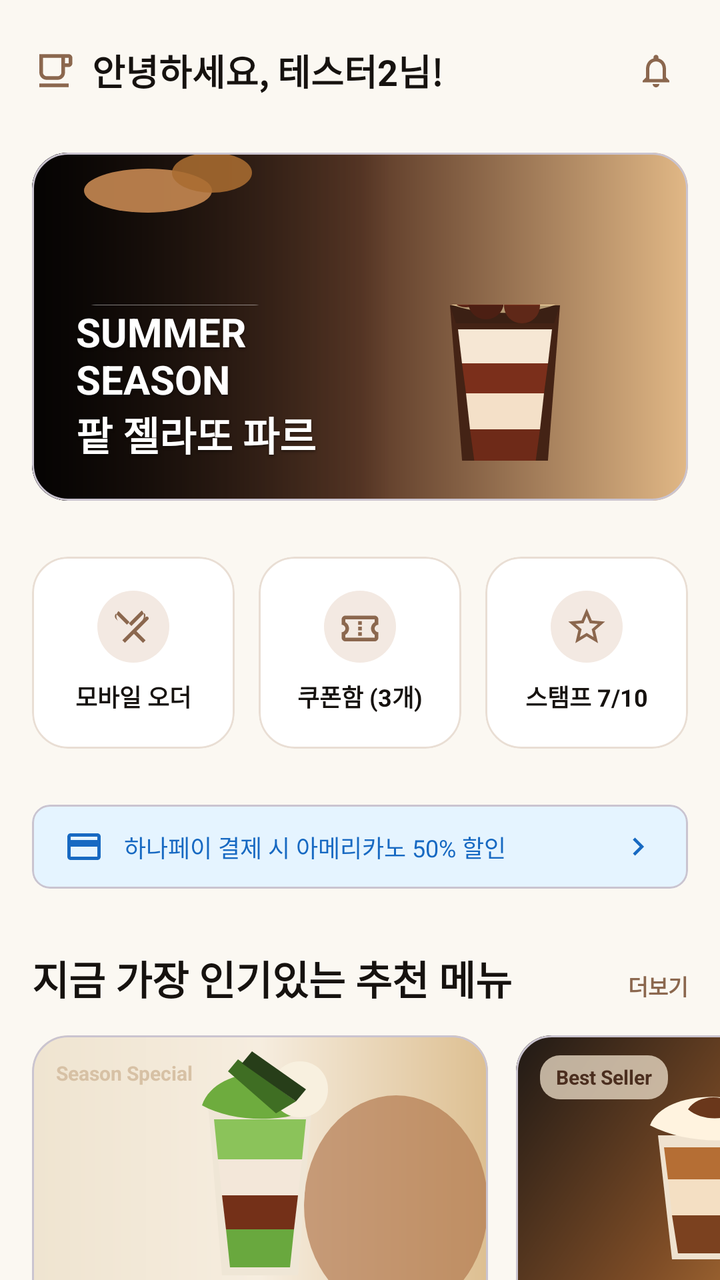
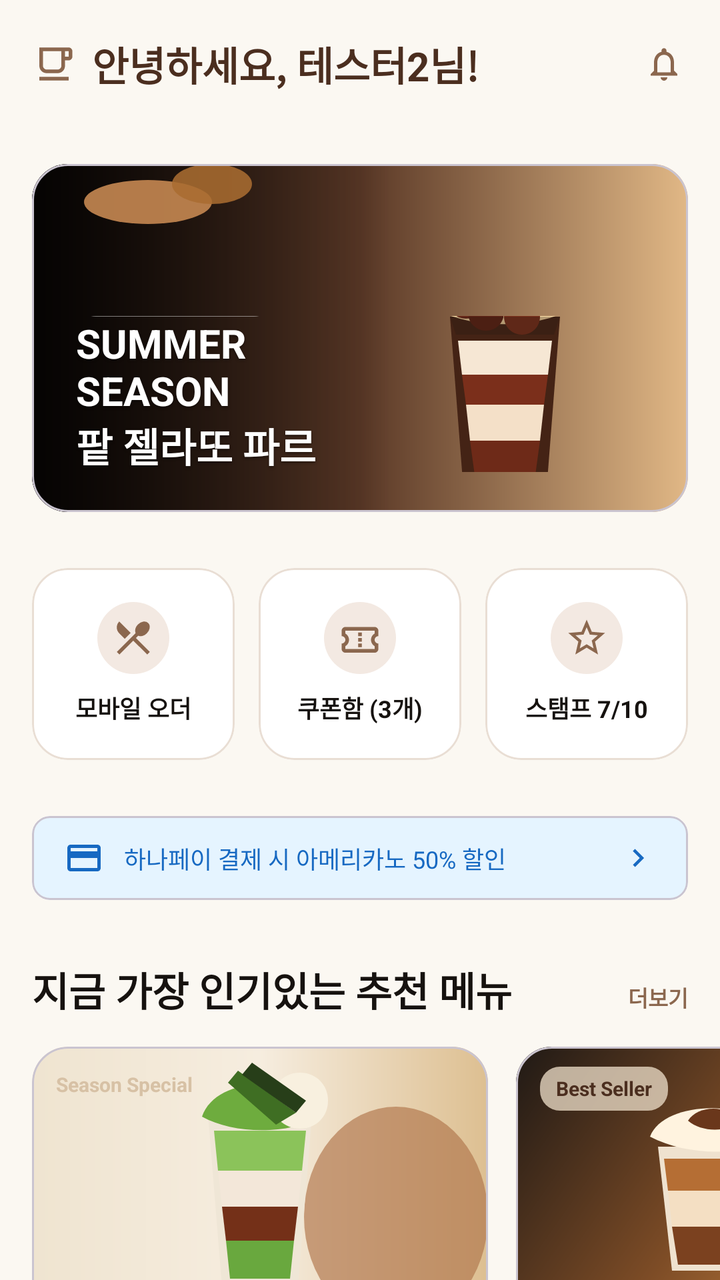

Two renders of the same Android screen: before a commit and after it. Below are the layout's source before the change and the commit's diff.
<!-- AndroidManifest.xml: application theme Theme.Payclient -->
<!-- res/layout/fragment_home.xml -->
<?xml version="1.0" encoding="utf-8"?>
<androidx.core.widget.NestedScrollView
    xmlns:android="http://schemas.android.com/apk/res/android"
    xmlns:app="http://schemas.android.com/apk/res-auto"
    xmlns:tools="http://schemas.android.com/tools"
    android:layout_width="match_parent"
    android:layout_height="match_parent"
    android:background="@color/home_background"
    android:clipToPadding="false"
    android:fillViewport="true"
    android:paddingBottom="16dp"
    tools:context=".fragment.HomeFragment">

    <androidx.constraintlayout.widget.ConstraintLayout
        android:layout_width="match_parent"
        android:layout_height="wrap_content"
        android:paddingTop="22dp"
        android:paddingBottom="24dp">

        <ImageView
            android:id="@+id/ivHeaderCup"
            android:layout_width="22dp"
            android:layout_height="22dp"
            android:layout_marginStart="16dp"
            android:contentDescription="@null"
            android:src="@drawable/ic_cup_line"
            app:tint="@color/coffee_brown"
            app:layout_constraintBottom_toBottomOf="@id/tvWelcomeTitle"
            app:layout_constraintStart_toStartOf="parent"
            app:layout_constraintTop_toTopOf="@id/tvWelcomeTitle" />

        <TextView
            android:id="@+id/tvWelcomeTitle"
            android:layout_width="0dp"
            android:layout_height="wrap_content"
            android:layout_marginStart="8dp"
            android:layout_marginEnd="12dp"
            android:ellipsize="end"
            android:maxLines="1"
            android:text="안녕하세요, 테스터2님!"
            android:textColor="@color/text_primary"
            android:textSize="18sp"
            android:textStyle="bold"
            app:layout_constraintEnd_toStartOf="@id/btnNotification"
            app:layout_constraintStart_toEndOf="@id/ivHeaderCup"
            app:layout_constraintTop_toTopOf="parent" />

        <ImageView
            android:id="@+id/btnNotification"
            android:layout_width="24dp"
            android:layout_height="24dp"
            android:layout_marginEnd="20dp"
            android:contentDescription="알림"
            android:padding="2dp"
            android:src="@drawable/ic_bell_outline"
            app:tint="@color/coffee_brown"
            app:layout_constraintBottom_toBottomOf="@id/tvWelcomeTitle"
            app:layout_constraintEnd_toEndOf="parent"
            app:layout_constraintTop_toTopOf="@id/tvWelcomeTitle" />

        <com.google.android.material.card.MaterialCardView
            android:id="@+id/cvMainBanner"
            android:layout_width="0dp"
            android:layout_height="174dp"
            android:layout_marginStart="16dp"
            android:layout_marginTop="28dp"
            android:layout_marginEnd="16dp"
            app:cardCornerRadius="18dp"
            app:cardElevation="0dp"
            app:layout_constraintEnd_toEndOf="parent"
            app:layout_constraintStart_toStartOf="parent"
            app:layout_constraintTop_toBottomOf="@id/tvWelcomeTitle">

            <androidx.constraintlayout.widget.ConstraintLayout
                android:layout_width="match_parent"
                android:layout_height="match_parent"
                android:background="@drawable/bg_home_hero"
                android:paddingStart="22dp"
                android:paddingTop="76dp"
                android:paddingEnd="18dp"
                android:paddingBottom="20dp">

                <ImageView
                    android:id="@+id/ivHeroParfait"
                    android:layout_width="150dp"
                    android:layout_height="150dp"
                    android:contentDescription="@null"
                    android:src="@drawable/ic_parfait_hero"
                    app:layout_constraintBottom_toBottomOf="parent"
                    app:layout_constraintEnd_toEndOf="parent"
                    app:layout_constraintTop_toTopOf="parent" />

                <TextView
                    android:id="@+id/tvBannerTag"
                    android:layout_width="wrap_content"
                    android:layout_height="22dp"
                    android:background="@drawable/bg_banner_tag"
                    android:gravity="center"
                    android:paddingStart="9dp"
                    android:paddingEnd="9dp"
                    android:text="SEASONAL MENU"
                    android:textColor="@color/white"
                    android:textSize="10sp"
                    android:textStyle="bold"
                    app:layout_constraintBottom_toTopOf="@id/tvBannerTitle"
                    app:layout_constraintStart_toStartOf="parent" />

                <TextView
                    android:id="@+id/tvBannerTitle"
                    android:layout_width="0dp"
                    android:layout_height="wrap_content"
                    android:layout_marginTop="8dp"
                    android:shadowColor="#70000000"
                    android:shadowDx="0"
                    android:shadowDy="2"
                    android:shadowRadius="3"
                    android:text="SUMMER SEASON&#10;팥 젤라또 파르페 출시!"
                    android:textColor="@color/white"
                    android:textSize="20sp"
                    android:textStyle="bold"
                    app:layout_constraintBottom_toBottomOf="parent"
                    app:layout_constraintEnd_toStartOf="@id/ivHeroParfait"
                    app:layout_constraintStart_toStartOf="parent" />
            </androidx.constraintlayout.widget.ConstraintLayout>
        </com.google.android.material.card.MaterialCardView>

        <LinearLayout
            android:id="@+id/layoutQuickMenu"
            android:layout_width="0dp"
            android:layout_height="96dp"
            android:layout_marginStart="16dp"
            android:layout_marginTop="28dp"
            android:layout_marginEnd="16dp"
            android:baselineAligned="false"
            android:orientation="horizontal"
            app:layout_constraintEnd_toEndOf="parent"
            app:layout_constraintStart_toStartOf="parent"
            app:layout_constraintTop_toBottomOf="@id/cvMainBanner">

            <com.google.android.material.card.MaterialCardView
                android:layout_width="0dp"
                android:layout_height="match_parent"
                android:layout_marginEnd="6dp"
                android:layout_weight="1"
                app:cardBackgroundColor="@color/white"
                app:cardCornerRadius="18dp"
                app:cardElevation="0dp"
                app:strokeColor="@color/card_border"
                app:strokeWidth="1dp">

                <LinearLayout
                    android:layout_width="match_parent"
                    android:layout_height="match_parent"
                    android:gravity="center"
                    android:orientation="vertical">

                    <FrameLayout
                        android:layout_width="36dp"
                        android:layout_height="36dp"
                        android:background="@drawable/bg_quick_icon_circle">

                        <ImageView
                            android:layout_width="22dp"
                            android:layout_height="22dp"
                            android:layout_gravity="center"
                            android:contentDescription="@null"
                            android:src="@drawable/ic_cutlery"
                            app:tint="@color/coffee_brown" />
                    </FrameLayout>

                    <TextView
                        android:layout_width="wrap_content"
                        android:layout_height="wrap_content"
                        android:layout_marginTop="8dp"
                        android:text="모바일 오더"
                        android:textColor="@color/text_primary"
                        android:textSize="12sp"
                        android:textStyle="bold" />
                </LinearLayout>
            </com.google.android.material.card.MaterialCardView>

            <com.google.android.material.card.MaterialCardView
                android:layout_width="0dp"
                android:layout_height="match_parent"
                android:layout_marginStart="6dp"
                android:layout_marginEnd="6dp"
                android:layout_weight="1"
                app:cardBackgroundColor="@color/white"
                app:cardCornerRadius="18dp"
                app:cardElevation="0dp"
                app:strokeColor="@color/card_border"
                app:strokeWidth="1dp">

                <LinearLayout
                    android:layout_width="match_parent"
                    android:layout_height="match_parent"
                    android:gravity="center"
                    android:orientation="vertical">

                    <FrameLayout
                        android:layout_width="36dp"
                        android:layout_height="36dp"
                        android:background="@drawable/bg_quick_icon_circle">

                        <ImageView
                            android:layout_width="22dp"
                            android:layout_height="22dp"
                            android:layout_gravity="center"
                            android:contentDescription="@null"
                            android:src="@drawable/ic_ticket"
                            app:tint="@color/coffee_brown" />
                    </FrameLayout>

                    <TextView
                        android:layout_width="wrap_content"
                        android:layout_height="wrap_content"
                        android:layout_marginTop="8dp"
                        android:text="쿠폰함 (3개)"
                        android:textColor="@color/text_primary"
                        android:textSize="12sp"
                        android:textStyle="bold" />
                </LinearLayout>
            </com.google.android.material.card.MaterialCardView>

            <com.google.android.material.card.MaterialCardView
                android:layout_width="0dp"
                android:layout_height="match_parent"
                android:layout_marginStart="6dp"
                android:layout_weight="1"
                app:cardBackgroundColor="@color/white"
                app:cardCornerRadius="18dp"
                app:cardElevation="0dp"
                app:strokeColor="@color/card_border"
                app:strokeWidth="1dp">

                <LinearLayout
                    android:layout_width="match_parent"
                    android:layout_height="match_parent"
                    android:gravity="center"
                    android:orientation="vertical">

                    <FrameLayout
                        android:layout_width="36dp"
                        android:layout_height="36dp"
                        android:background="@drawable/bg_quick_icon_circle">

                        <ImageView
                            android:layout_width="22dp"
                            android:layout_height="22dp"
                            android:layout_gravity="center"
                            android:contentDescription="@null"
                            android:src="@drawable/ic_star_outline"
                            app:tint="@color/coffee_brown" />
                    </FrameLayout>

                    <TextView
                        android:layout_width="wrap_content"
                        android:layout_height="wrap_content"
                        android:layout_marginTop="8dp"
                        android:text="스탬프 7/10"
                        android:textColor="@color/text_primary"
                        android:textSize="12sp"
                        android:textStyle="bold" />
                </LinearLayout>
            </com.google.android.material.card.MaterialCardView>
        </LinearLayout>

        <com.google.android.material.card.MaterialCardView
            android:id="@+id/cvEventBanner"
            android:layout_width="0dp"
            android:layout_height="42dp"
            android:layout_marginStart="16dp"
            android:layout_marginTop="28dp"
            android:layout_marginEnd="16dp"
            app:cardBackgroundColor="@color/promo_blue"
            app:cardCornerRadius="9dp"
            app:cardElevation="0dp"
            app:layout_constraintEnd_toEndOf="parent"
            app:layout_constraintStart_toStartOf="parent"
            app:layout_constraintTop_toBottomOf="@id/layoutQuickMenu">

            <androidx.constraintlayout.widget.ConstraintLayout
                android:layout_width="match_parent"
                android:layout_height="match_parent"
                android:paddingStart="16dp"
                android:paddingEnd="16dp">

                <ImageView
                    android:id="@+id/ivPromoCard"
                    android:layout_width="20dp"
                    android:layout_height="20dp"
                    android:contentDescription="@null"
                    android:src="@drawable/ic_credit_card"
                    app:tint="@color/promo_blue_text"
                    app:layout_constraintBottom_toBottomOf="parent"
                    app:layout_constraintStart_toStartOf="parent"
                    app:layout_constraintTop_toTopOf="parent" />

                <TextView
                    android:id="@+id/tvPromoText"
                    android:layout_width="0dp"
                    android:layout_height="wrap_content"
                    android:layout_marginStart="10dp"
                    android:layout_marginEnd="8dp"
                    android:ellipsize="end"
                    android:maxLines="1"
                    android:text="하나페이 결제 시 아메리카노 50% 할인"
                    android:textColor="@color/promo_blue_text"
                    android:textSize="12sp"
                    app:layout_constraintBottom_toBottomOf="parent"
                    app:layout_constraintEnd_toStartOf="@id/ivPromoArrow"
                    app:layout_constraintStart_toEndOf="@id/ivPromoCard"
                    app:layout_constraintTop_toTopOf="parent" />

                <ImageView
                    android:id="@+id/ivPromoArrow"
                    android:layout_width="18dp"
                    android:layout_height="18dp"
                    android:contentDescription="@null"
                    android:src="@drawable/ic_chevron_right"
                    app:tint="@color/promo_blue_text"
                    app:layout_constraintBottom_toBottomOf="parent"
                    app:layout_constraintEnd_toEndOf="parent"
                    app:layout_constraintTop_toTopOf="parent" />
            </androidx.constraintlayout.widget.ConstraintLayout>
        </com.google.android.material.card.MaterialCardView>

        <TextView
            android:id="@+id/tvRecommendSectionTitle"
            android:layout_width="0dp"
            android:layout_height="wrap_content"
            android:layout_marginStart="16dp"
            android:layout_marginTop="30dp"
            android:layout_marginEnd="16dp"
            android:text="지금 가장 인기있는 추천 메뉴"
            android:textColor="@color/text_primary"
            android:textSize="20sp"
            android:textStyle="bold"
            app:layout_constraintEnd_toStartOf="@id/tvMoreMenu"
            app:layout_constraintStart_toStartOf="parent"
            app:layout_constraintTop_toBottomOf="@id/cvEventBanner" />

        <TextView
            android:id="@+id/tvMoreMenu"
            android:layout_width="wrap_content"
            android:layout_height="wrap_content"
            android:layout_marginEnd="16dp"
            android:text="더보기"
            android:textColor="@color/coffee_brown"
            android:textSize="11sp"
            android:textStyle="bold"
            app:layout_constraintBaseline_toBaselineOf="@id/tvRecommendSectionTitle"
            app:layout_constraintEnd_toEndOf="parent" />

        <HorizontalScrollView
            android:id="@+id/hsvRecommendMenus"
            android:layout_width="0dp"
            android:layout_height="252dp"
            android:layout_marginTop="14dp"
            android:clipToPadding="false"
            android:overScrollMode="never"
            android:paddingStart="16dp"
            android:paddingEnd="16dp"
            android:scrollbars="none"
            app:layout_constraintEnd_toEndOf="parent"
            app:layout_constraintStart_toStartOf="parent"
            app:layout_constraintTop_toBottomOf="@id/tvRecommendSectionTitle">

            <LinearLayout
                android:layout_width="wrap_content"
                android:layout_height="match_parent"
                android:orientation="horizontal">

                <include layout="@layout/view_home_recommend_matcha" />

                <include layout="@layout/view_home_recommend_latte" />
            </LinearLayout>
        </HorizontalScrollView>
    </androidx.constraintlayout.widget.ConstraintLayout>
</androidx.core.widget.NestedScrollView>
<!-- res/layout/view_home_recommend_matcha.xml (included above) -->
<?xml version="1.0" encoding="utf-8"?>
<com.google.android.material.card.MaterialCardView
    xmlns:android="http://schemas.android.com/apk/res/android"
    xmlns:app="http://schemas.android.com/apk/res-auto"
    android:layout_width="228dp"
    android:layout_height="match_parent"
    android:layout_marginEnd="14dp"
    app:cardBackgroundColor="@color/white"
    app:cardCornerRadius="18dp"
    app:cardElevation="0dp">

    <androidx.constraintlayout.widget.ConstraintLayout
        android:layout_width="match_parent"
        android:layout_height="match_parent">

        <FrameLayout
            android:id="@+id/layoutMatchaImage"
            android:layout_width="match_parent"
            android:layout_height="140dp"
            android:background="@drawable/bg_matcha_menu"
            app:layout_constraintTop_toTopOf="parent">

            <TextView
                android:layout_width="wrap_content"
                android:layout_height="wrap_content"
                android:layout_marginStart="12dp"
                android:layout_marginTop="12dp"
                android:text="Season Special"
                android:textColor="#D7C1A5"
                android:textSize="10sp"
                android:textStyle="bold" />

            <ImageView
                android:layout_width="116dp"
                android:layout_height="132dp"
                android:layout_gravity="center"
                android:contentDescription="@null"
                android:src="@drawable/ic_matcha_parfait" />
        </FrameLayout>

        <TextView
            android:id="@+id/tvMatchaName"
            android:layout_width="0dp"
            android:layout_height="wrap_content"
            android:layout_marginStart="12dp"
            android:layout_marginTop="14dp"
            android:layout_marginEnd="12dp"
            android:maxLines="1"
            android:text="말차 레드빈 블렌디드 파르페"
            android:textColor="@color/text_primary"
            android:textSize="14sp"
            android:textStyle="bold"
            app:layout_constraintEnd_toEndOf="parent"
            app:layout_constraintStart_toStartOf="parent"
            app:layout_constraintTop_toBottomOf="@id/layoutMatchaImage" />

        <TextView
            android:id="@+id/tvMatchaDesc"
            android:layout_width="0dp"
            android:layout_height="wrap_content"
            android:layout_marginStart="12dp"
            android:layout_marginTop="8dp"
            android:layout_marginEnd="12dp"
            android:ellipsize="end"
            android:maxLines="1"
            android:text="진한 말차와 달콤한 단팥의 만남"
            android:textColor="@color/text_secondary"
            android:textSize="12sp"
            app:layout_constraintEnd_toEndOf="parent"
            app:layout_constraintStart_toStartOf="parent"
            app:layout_constraintTop_toBottomOf="@id/tvMatchaName" />

        <TextView
            android:id="@+id/tvMatchaPrice"
            android:layout_width="wrap_content"
            android:layout_height="wrap_content"
            android:layout_marginStart="12dp"
            android:layout_marginBottom="16dp"
            android:text="6,800원"
            android:textColor="@color/coffee_brown_dark"
            android:textSize="18sp"
            android:textStyle="bold"
            app:layout_constraintBottom_toBottomOf="parent"
            app:layout_constraintStart_toStartOf="parent" />

        <TextView
            android:layout_width="30dp"
            android:layout_height="30dp"
            android:layout_marginEnd="14dp"
            android:layout_marginBottom="16dp"
            android:background="@drawable/bg_add_button"
            android:gravity="center"
            android:text="+"
            android:textColor="@color/white"
            android:textSize="22sp"
            android:textStyle="bold"
            app:layout_constraintBottom_toBottomOf="parent"
            app:layout_constraintEnd_toEndOf="parent" />
    </androidx.constraintlayout.widget.ConstraintLayout>
</com.google.android.material.card.MaterialCardView>
<!-- res/layout/view_home_recommend_latte.xml (included above) -->
<?xml version="1.0" encoding="utf-8"?>
<com.google.android.material.card.MaterialCardView
    xmlns:android="http://schemas.android.com/apk/res/android"
    xmlns:app="http://schemas.android.com/apk/res-auto"
    android:layout_width="198dp"
    android:layout_height="match_parent"
    android:layout_marginEnd="16dp"
    app:cardBackgroundColor="@color/white"
    app:cardCornerRadius="18dp"
    app:cardElevation="0dp">

    <androidx.constraintlayout.widget.ConstraintLayout
        android:layout_width="match_parent"
        android:layout_height="match_parent">

        <FrameLayout
            android:id="@+id/layoutLatteImage"
            android:layout_width="match_parent"
            android:layout_height="140dp"
            android:background="@drawable/bg_latte_menu"
            app:layout_constraintTop_toTopOf="parent">

            <TextView
                android:layout_width="wrap_content"
                android:layout_height="22dp"
                android:layout_marginStart="12dp"
                android:layout_marginTop="10dp"
                android:background="@drawable/bg_best_seller_tag"
                android:gravity="center"
                android:paddingStart="8dp"
                android:paddingEnd="8dp"
                android:text="Best Seller"
                android:textColor="@color/coffee_brown_dark"
                android:textSize="10sp"
                android:textStyle="bold" />

            <ImageView
                android:layout_width="112dp"
                android:layout_height="124dp"
                android:layout_gravity="center"
                android:contentDescription="@null"
                android:src="@drawable/ic_latte_cup" />
        </FrameLayout>

        <TextView
            android:id="@+id/tvLatteName"
            android:layout_width="0dp"
            android:layout_height="wrap_content"
            android:layout_marginStart="12dp"
            android:layout_marginTop="14dp"
            android:layout_marginEnd="12dp"
            android:maxLines="1"
            android:text="아이스 오트 라떼"
            android:textColor="@color/text_primary"
            android:textSize="14sp"
            android:textStyle="bold"
            app:layout_constraintEnd_toEndOf="parent"
            app:layout_constraintStart_toStartOf="parent"
            app:layout_constraintTop_toBottomOf="@id/layoutLatteImage" />

        <TextView
            android:id="@+id/tvLatteDesc"
            android:layout_width="0dp"
            android:layout_height="wrap_content"
            android:layout_marginStart="12dp"
            android:layout_marginTop="8dp"
            android:layout_marginEnd="12dp"
            android:ellipsize="end"
            android:maxLines="1"
            android:text="고소한 오트 밀크와 에스프레소"
            android:textColor="@color/text_secondary"
            android:textSize="12sp"
            app:layout_constraintEnd_toEndOf="parent"
            app:layout_constraintStart_toStartOf="parent"
            app:layout_constraintTop_toBottomOf="@id/tvLatteName" />

        <TextView
            android:id="@+id/tvLattePrice"
            android:layout_width="wrap_content"
            android:layout_height="wrap_content"
            android:layout_marginStart="12dp"
            android:layout_marginBottom="16dp"
            android:text="5,500원"
            android:textColor="@color/coffee_brown_dark"
            android:textSize="18sp"
            android:textStyle="bold"
            app:layout_constraintBottom_toBottomOf="parent"
            app:layout_constraintStart_toStartOf="parent" />
    </androidx.constraintlayout.widget.ConstraintLayout>
</com.google.android.material.card.MaterialCardView>
<!-- resources referenced by this layout -->
<resources>
  <color name="card_border">#E9DED4</color>
  <color name="coffee_brown">#8B674E</color>
  <color name="coffee_brown_dark">#4B2E1F</color>
  <color name="home_background">#FBF8F2</color>
  <color name="promo_blue">#E5F4FF</color>
  <color name="promo_blue_text">#1769C2</color>
  <color name="text_primary">#16120F</color>
  <color name="text_secondary">#7C6F64</color>
  <color name="white">#FFFFFFFF</color>
  <!-- drawable bg_add_button (drawable) -->
  <?xml version="1.0" encoding="utf-8"?>
  <shape xmlns:android="http://schemas.android.com/apk/res/android"
      android:shape="oval">
      <solid android:color="@color/coffee_brown" />
  </shape>
  <!-- drawable bg_banner_tag (drawable) -->
  <?xml version="1.0" encoding="utf-8"?>
  <shape xmlns:android="http://schemas.android.com/apk/res/android">
      <corners android:radius="10dp" />
      <solid android:color="#78FFFFFF" />
  </shape>
  <!-- drawable bg_best_seller_tag (drawable) -->
  <?xml version="1.0" encoding="utf-8"?>
  <shape xmlns:android="http://schemas.android.com/apk/res/android">
      <corners android:radius="10dp" />
      <solid android:color="#C9E7D8C2" />
  </shape>
  <!-- drawable bg_quick_icon_circle (drawable) -->
  <?xml version="1.0" encoding="utf-8"?>
  <shape xmlns:android="http://schemas.android.com/apk/res/android"
      android:shape="oval">
      <solid android:color="@color/quick_icon_bg" />
  </shape>
  <!-- drawable ic_chevron_right (drawable) -->
  <vector xmlns:android="http://schemas.android.com/apk/res/android"
      android:width="24dp"
      android:height="24dp"
      android:viewportWidth="24"
      android:viewportHeight="24">
      <path
          android:fillColor="#FF000000"
          android:pathData="M10,6L8.59,7.41 13.17,12l-4.58,4.59L10,18l6,-6z" />
  </vector>
  <!-- drawable ic_credit_card (drawable) -->
  <vector xmlns:android="http://schemas.android.com/apk/res/android"
      android:width="24dp"
      android:height="24dp"
      android:viewportWidth="24"
      android:viewportHeight="24">
      <path
          android:fillColor="#FF000000"
          android:pathData="M20,4H4c-1.11,0 -1.99,0.89 -1.99,2L2,18c0,1.11 0.89,2 2,2h16c1.11,0 2,-0.89 2,-2V6c0,-1.11 -0.89,-2 -2,-2zM20,18H4v-6h16v6zM20,8H4V6h16v2z" />
  </vector>
  <!-- drawable ic_cup_line (drawable) -->
  <vector xmlns:android="http://schemas.android.com/apk/res/android"
      android:width="24dp"
      android:height="24dp"
      android:viewportWidth="24"
      android:viewportHeight="24">
      <path
          android:fillColor="#FF000000"
          android:pathData="M20,3H4v10c0,2.21 1.79,4 4,4h6c2.21,0 4,-1.79 4,-4v-3h2c1.11,0 2,-0.9 2,-2V5c0,-1.11 -0.89,-2 -2,-2zM16,13c0,1.1 -0.9,2 -2,2H8c-1.1,0 -2,-0.9 -2,-2V5h10v8zM20,8h-2V5h2v3zM4,19h16v2H4z" />
  </vector>
  <!-- drawable ic_cutlery (drawable) -->
  <vector xmlns:android="http://schemas.android.com/apk/res/android"
      android:width="24dp"
      android:height="24dp"
      android:viewportWidth="24"
      android:viewportHeight="24">
      <path
          android:fillColor="#FF000000"
          android:pathData="M8.1,13.34L3.91,9.16C2.35,7.59 2.35,5.06 3.91,3.5l6.01,6 -1.42,1.42 -6.01,-6c-0.78,0.78 -0.78,2.05 0,2.83l4.18,4.18L8.1,13.34zM12.35,13.08L18.66,6.77c0.39,-0.39 1.03,-0.39 1.42,0s0.39,1.03 0,1.42l-6.31,6.31 4.95,4.95 -1.41,1.41 -4.95,-4.95 -4.95,4.95L6,19.45l12.02,-12.02c0.78,-0.78 0.78,-2.05 0,-2.83l-7.07,7.07 -1.41,-1.41 7.07,-7.07c1.56,1.56 1.56,4.1 0,5.66l-4.25,4.23z" />
  </vector>
  <style name="Theme.Payclient" parent="Base.Theme.Payclient" />
  <color name="quick_icon_bg">#F3E9E2</color>
  <style name="Base.Theme.Payclient" parent="Theme.Material3.DayNight.NoActionBar">
          
          <item name="colorPrimary">@color/beige</item>
          <item name="android:windowBackground">@color/baby_blue</item>
      </style>
  <color name="beige">#D9C4B0</color>
  <color name="baby_blue">#ECEEDF</color>
  <!-- unchanged entries left out for length: 9 -->
</resources>

<!-- the commit's change to res/layout/fragment_home.xml (unified diff, before → after) -->
@@ -14,14 +14,23 @@
     <androidx.constraintlayout.widget.ConstraintLayout
         android:layout_width="match_parent"
         android:layout_height="wrap_content"
-        android:paddingTop="22dp"
+        android:paddingTop="0dp"
         android:paddingBottom="24dp">
+
+        <androidx.constraintlayout.widget.ConstraintLayout
+            android:id="@+id/layout_home_header"
+            android:layout_width="0dp"
+            android:layout_height="64dp"
+            android:paddingStart="16dp"
+            android:paddingEnd="16dp"
+            app:layout_constraintEnd_toEndOf="parent"
+            app:layout_constraintStart_toStartOf="parent"
+            app:layout_constraintTop_toTopOf="parent">
 
         <ImageView
             android:id="@+id/ivHeaderCup"
             android:layout_width="22dp"
             android:layout_height="22dp"
-            android:layout_marginStart="16dp"
             android:contentDescription="@null"
             android:src="@drawable/ic_cup_line"
             app:tint="@color/coffee_brown"
@@ -38,9 +47,10 @@
             android:ellipsize="end"
             android:maxLines="1"
             android:text="안녕하세요, 테스터2님!"
-            android:textColor="@color/text_primary"
-            android:textSize="18sp"
-            android:textStyle="bold"
+            android:textColor="@color/coffee_brown_dark"
+            android:textSize="20sp"
+            android:textStyle="bold"
+            app:layout_constraintBottom_toBottomOf="parent"
             app:layout_constraintEnd_toStartOf="@id/btnNotification"
             app:layout_constraintStart_toEndOf="@id/ivHeaderCup"
             app:layout_constraintTop_toTopOf="parent" />
@@ -49,7 +59,6 @@
             android:id="@+id/btnNotification"
             android:layout_width="24dp"
             android:layout_height="24dp"
-            android:layout_marginEnd="20dp"
             android:contentDescription="알림"
             android:padding="2dp"
             android:src="@drawable/ic_bell_outline"
@@ -57,19 +66,20 @@
             app:layout_constraintBottom_toBottomOf="@id/tvWelcomeTitle"
             app:layout_constraintEnd_toEndOf="parent"
             app:layout_constraintTop_toTopOf="@id/tvWelcomeTitle" />
+        </androidx.constraintlayout.widget.ConstraintLayout>
 
         <com.google.android.material.card.MaterialCardView
             android:id="@+id/cvMainBanner"
             android:layout_width="0dp"
             android:layout_height="174dp"
             android:layout_marginStart="16dp"
-            android:layout_marginTop="28dp"
+            android:layout_marginTop="18dp"
             android:layout_marginEnd="16dp"
             app:cardCornerRadius="18dp"
             app:cardElevation="0dp"
             app:layout_constraintEnd_toEndOf="parent"
             app:layout_constraintStart_toStartOf="parent"
-            app:layout_constraintTop_toBottomOf="@id/tvWelcomeTitle">
+            app:layout_constraintTop_toBottomOf="@id/layout_home_header">
 
             <androidx.constraintlayout.widget.ConstraintLayout
                 android:layout_width="match_parent"
@@ -164,7 +174,7 @@
                             android:layout_height="22dp"
                             android:layout_gravity="center"
                             android:contentDescription="@null"
-                            android:src="@drawable/ic_cutlery"
+                            android:src="@drawable/local_dining_24px"
                             app:tint="@color/coffee_brown" />
                     </FrameLayout>
 
<!-- resource entries referenced after the edit -->
@@ -63,15 +63,16 @@
           android:fillColor="#FF000000"
           android:pathData="M20,3H4v10c0,2.21 1.79,4 4,4h6c2.21,0 4,-1.79 4,-4v-3h2c1.11,0 2,-0.9 2,-2V5c0,-1.11 -0.89,-2 -2,-2zM16,13c0,1.1 -0.9,2 -2,2H8c-1.1,0 -2,-0.9 -2,-2V5h10v8zM20,8h-2V5h2v3zM4,19h16v2H4z" />
   </vector>
-  <!-- drawable ic_cutlery (drawable) -->
+  <!-- drawable local_dining_24px (drawable) -->
   <vector xmlns:android="http://schemas.android.com/apk/res/android"
       android:width="24dp"
       android:height="24dp"
-      android:viewportWidth="24"
-      android:viewportHeight="24">
-      <path
-          android:fillColor="#FF000000"
-          android:pathData="M8.1,13.34L3.91,9.16C2.35,7.59 2.35,5.06 3.91,3.5l6.01,6 -1.42,1.42 -6.01,-6c-0.78,0.78 -0.78,2.05 0,2.83l4.18,4.18L8.1,13.34zM12.35,13.08L18.66,6.77c0.39,-0.39 1.03,-0.39 1.42,0s0.39,1.03 0,1.42l-6.31,6.31 4.95,4.95 -1.41,1.41 -4.95,-4.95 -4.95,4.95L6,19.45l12.02,-12.02c0.78,-0.78 0.78,-2.05 0,-2.83l-7.07,7.07 -1.41,-1.41 7.07,-7.07c1.56,1.56 1.56,4.1 0,5.66l-4.25,4.23z" />
+      android:viewportWidth="960"
+      android:viewportHeight="960"
+      android:tint="?attr/colorControlNormal">
+    <path
+        android:fillColor="@android:color/white"
+        android:pathData="M175,840L119,784L529,374Q511,332 524,279Q537,226 581,184Q634,131 699,122Q764,113 805,154Q846,195 837,260Q828,325 775,378Q733,422 680,435Q627,448 585,430L535,480L839,784L783,840L479,538L175,840ZM293,498L173,378Q119,324 119,249Q119,174 173,120L421,370L293,498Z"/>
   </vector>
   <style name="Theme.Payclient" parent="Base.Theme.Payclient" />
   <color name="quick_icon_bg">#F3E9E2</color>
